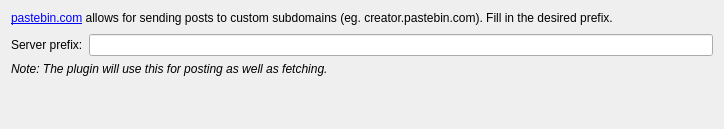
This is qtcreator/qt-creator-opensource-src-4.13.3/src/plugins/cpaster/pastebindotcomsettings.ui in csgaokun/vscode_claude as Qt 5 draws it before an edit. The edited form follows.
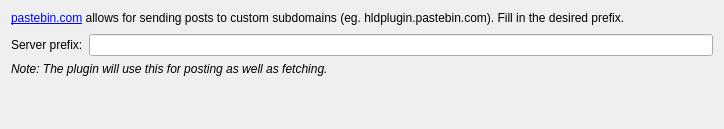
This is the edited form.

Commit message:
feat: rename all 'creator' to 'hldplugin' in Qt Creator 4.13.3 source
Case-preserving replacement: creator→hldplugin, Creator→Hldplugin, CREATOR→HLDPLUGIN
- 7982 files: text content replaced
- 556 files: renamed
- 23 directories: renamed
- Plugin IID: org.qt-project.Qt.QtHldpluginPlugin
- Build paths, includes, QRC refs all updated consistently

What changed in the file:
```diff
--- a/qtcreator/qt-creator-opensource-src-4.13.3/src/plugins/cpaster/pastebindotcomsettings.ui
+++ b/qtcreator/qt-creator-opensource-src-4.13.3/src/plugins/cpaster/pastebindotcomsettings.ui
@@ -17,7 +17,7 @@
    <item>
     <widget class="QLabel" name="label">
      <property name="text">
-      <string>&lt;a href=&quot;http://pastebin.com&quot;&gt;pastebin.com&lt;/a&gt; allows for sending posts to custom subdomains (eg. creator.pastebin.com). Fill in the desired prefix.</string>
+      <string>&lt;a href=&quot;http://pastebin.com&quot;&gt;pastebin.com&lt;/a&gt; allows for sending posts to custom subdomains (eg. hldplugin.pastebin.com). Fill in the desired prefix.</string>
      </property>
      <property name="openExternalLinks">
       <bool>true</bool>
```
The commit also changes 9706 other files.
